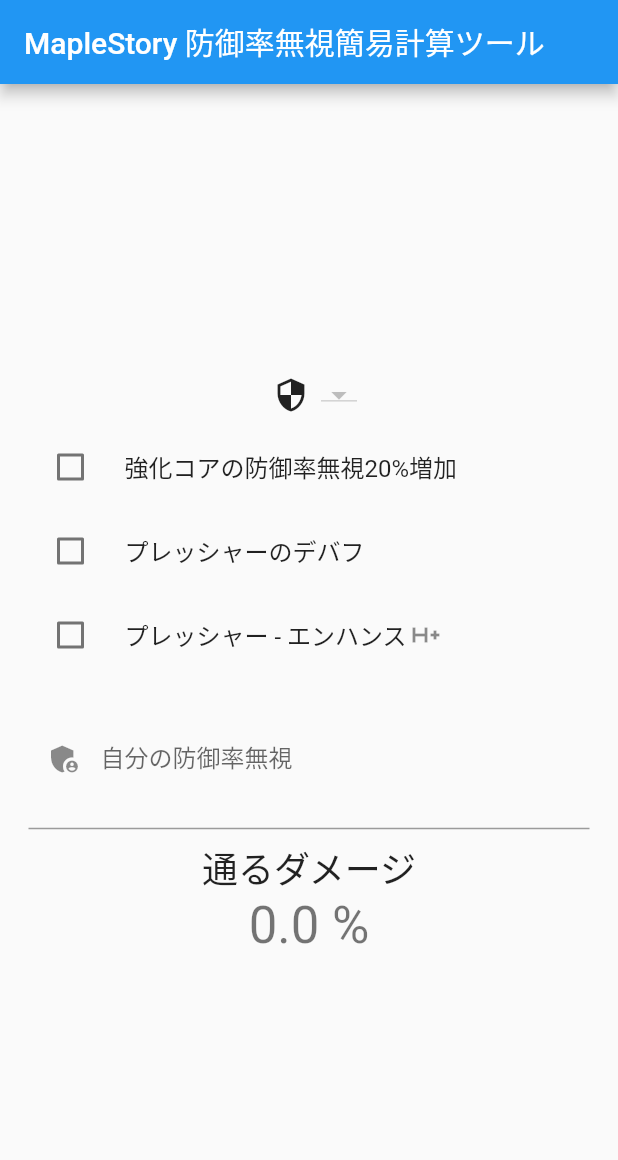
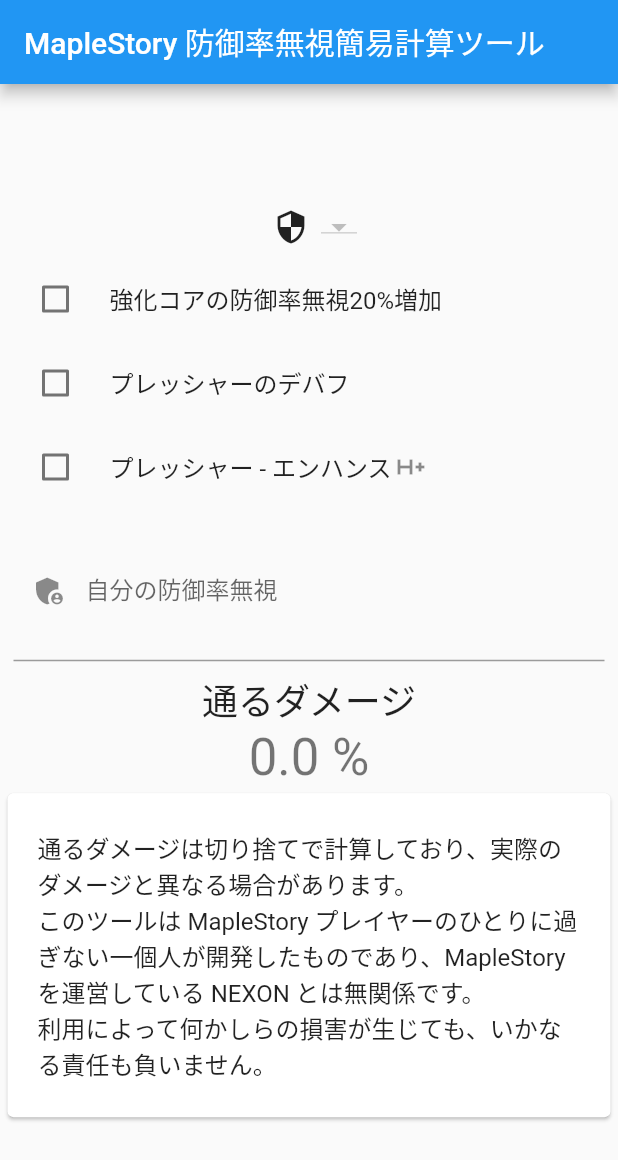
Before and after one commit to rimanem18/flutter-maplestory-ignore-guard, a Flutter app: the screen it shows after launch, on a phone screen of 412 x 824 dp. Shown: the top 1160 px of the screen. Run offline on Flutter 3.47's test engine with Material 2 defaults, Android fonts, the phone set to English and light mode, and no system bars; statements that could not run were skipped.

Commit message:
注意書きを記載

```diff
--- a/lib/main.dart
+++ b/lib/main.dart
@@ -120,7 +120,7 @@
       ),
       body: Center(
         child: SizedBox(
-          width: 390,
+          width: 410,
           child: Column(
             mainAxisAlignment: MainAxisAlignment.center,
             children: <Widget>[
@@ -222,6 +222,13 @@
                 '$_damage %',
                 style: Theme.of(context).textTheme.headline4,
               ),
+              const Card(
+                child: ListTile(
+                  contentPadding: EdgeInsets.all(20.0),
+                  title: Text(
+                      '通るダメージは切り捨てで計算しており、実際のダメージと異なる場合があります。\nこのツールは MapleStory プレイヤーのひとりに過ぎない一個人が開発したものであり、MapleStory を運営している NEXON とは無関係です。\n利用によって何かしらの損害が生じても、いかなる責任も負いません。'),
+                ),
+              ),
             ],
           ),
         ),
```
